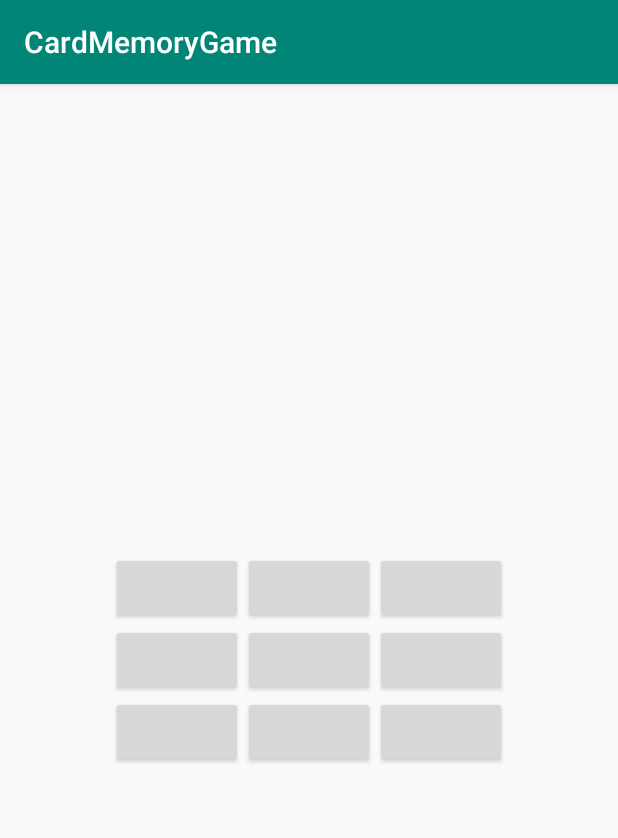
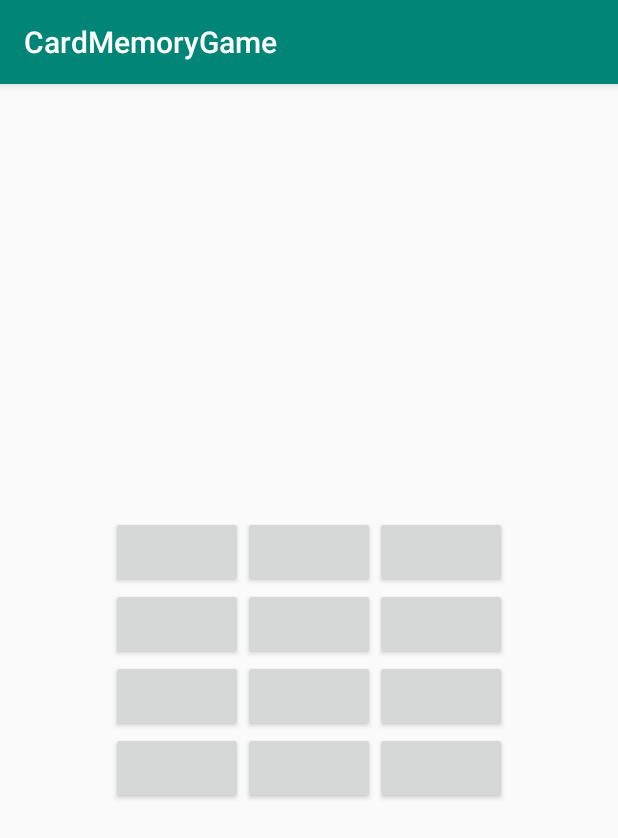
Before and after one commit to AndreaMelendez/CardMemoryGame, an Android app: the screen it shows after launch (GameScreenActivity), after a tap on "EASY", on a phone screen of 412 x 824 dp. Shown: the top 838 px of the screen. Run offline under Robolectric (Android 15) with nearby library versions, the phone set to English and light mode, and no system bars.

```diff
--- a/app/src/main/java/com/coreteam/cardmemorygame/ui/gamescreen/GameScreenActivity.kt
+++ b/app/src/main/java/com/coreteam/cardmemorygame/ui/gamescreen/GameScreenActivity.kt
@@ -3,12 +3,26 @@ package com.coreteam.cardmemorygame.ui.gamescreen
 import androidx.appcompat.app.AppCompatActivity
 import android.os.Bundle
 import android.util.Log
+import android.view.View
+import android.widget.Toast
 import com.coreteam.cardmemorygame.R
 import com.coreteam.cardmemorygame.util.EASYLEVEL
 import com.coreteam.cardmemorygame.util.EASYLEVELINT
+import kotlinx.android.synthetic.main.easy_level_screen.*
 import kotlin.random.Random
 
-class GameScreenActivity : AppCompatActivity() {
+class GameScreenActivity : AppCompatActivity(), View.OnClickListener {
+
+    var imagesOriginal = mapOf("image0" to R.drawable.ic_twotone_insert_emoticon_24px,
+        "image1" to R.drawable.ic_twotone_move_to_inbox_24px,
+        "image2" to R.drawable.ic_twotone_send_24px,
+        "image3" to R.drawable.ic_baseline_android_24px,
+        "image4" to R.drawable.ic_twotone_audiotrack_24px,
+        "image5" to R.drawable.ic_twotone_favorite_24px)
+    val results = mutableMapOf<Int, String>()
+
+    var actualCard: Int? = null
+
 
     override fun onCreate(savedInstanceState: Bundle?) {
         super.onCreate(savedInstanceState)
@@ -24,24 +38,92 @@ class GameScreenActivity : AppCompatActivity() {
         loadImagesToButtons()
     }
 
-    fun loadImagesToButtons() {
-        // TODO validate the level we are working on
-        val loop = 9
-        var array = mutableListOf( 1, 2, 3, 4, 5, 6, 7, 8, 9)
-        var images = hashMapOf(R.drawable.ic_twotone_insert_emoticon_24px to 0,
-            R.drawable.ic_twotone_move_to_inbox_24px to 0,
-            R.drawable.ic_twotone_send_24px to 0)
+    override fun onClick(v: View?) {
+        when (v) {
+            btn1 ->  {
+                assignImageToBotton(1, btn1)
+            }
+            btn2 -> {
+                assignImageToBotton(2, btn2)
+            }
+            btn3 -> {
+                assignImageToBotton(3, btn3)
+            }
+            btn4 -> {
+                assignImageToBotton(4, btn4)
+            }
+            btn5 -> {
+                assignImageToBotton(5, btn5)
+            }
+            btn6 -> {
+                assignImageToBotton(6, btn6)
+            }
+            btn7 -> {
+                assignImageToBotton(7, btn7)
+            }
+            btn8 -> {
+                assignImageToBotton(8, btn8)
+            }
+            btn9 -> {
+                assignImageToBotton(9, btn9)
+            }
+            btn10 -> {
+                assignImageToBotton(10, btn10)
+            }
+            btn11 -> {
+                assignImageToBotton(11, btn11)
+            }
+            btn12 -> {
+                assignImageToBotton(12, btn12)
+            }
+        }
+    }
 
-       while(array.size != 0){
-           var random: Int = 0
-            if (array.size == 1) {
-                random = 1
-            } else
-                random = Random.nextInt(1, array.size)
+    private fun assignImageToBotton(buttonNumber: Int, v: View)  {
+        val resource = imagesOriginal.getValue(results.getValue(buttonNumber))
+        v.setBackgroundResource(resource)
+        val action = validateCards(resource)
 
-            Log.i("TAG", random.toString())
-            array.removeAt(random -1)
+        if (!action) v.setBackgroundResource(R.drawable.ic_launcher_foreground)
+    }
+
+    private fun validateCards(resource: Int?): Boolean {
+        if (actualCard != null) {
+            if (actualCard != resource) {
+                actualCard = null
+                return false
+            }
+        } else {
+            actualCard = resource
         }
 
+        return true
+    }
+
+    private fun loadImagesToButtons() {
+        val buttons = mutableListOf(1,2,3,4,5,6,7,8,9,10,11,12)
+        val images = mutableMapOf("image0" to 0, "image1" to 0, "image2" to 0, "image3" to 0, "image4" to 0, "image5" to 0)
+
+        var loop = 0
+        var actualImage = "image$loop"
+
+        while(loop < 6) {
+
+            for (item in buttons) {
+                if (images.getValue(actualImage) < 2) {
+                    results[item] = actualImage
+                    images[actualImage] = images[actualImage]!!.plus(1)
+
+                } else break
+            }
+
+            for((key) in results) {
+                if (buttons.contains(key))
+                    buttons.remove(key)
+            }
+
+            loop++
+            actualImage = "image$loop"
+        }
     }
 }
--- /dev/null
+++ b/app/src/main/res/drawable/ic_baseline_android_24px.xml
@@ -0,0 +1,9 @@
+<vector xmlns:android="http://schemas.android.com/apk/res/android"
+    android:width="24dp"
+    android:height="24dp"
+    android:viewportWidth="24"
+    android:viewportHeight="24">
+  <path
+      android:fillColor="#FF000000"
+      android:pathData="M6,18c0,0.55 0.45,1 1,1h1v3.5c0,0.83 0.67,1.5 1.5,1.5s1.5,-0.67 1.5,-1.5L11,19h2v3.5c0,0.83 0.67,1.5 1.5,1.5s1.5,-0.67 1.5,-1.5L16,19h1c0.55,0 1,-0.45 1,-1L18,8L6,8v10zM3.5,8C2.67,8 2,8.67 2,9.5v7c0,0.83 0.67,1.5 1.5,1.5S5,17.33 5,16.5v-7C5,8.67 4.33,8 3.5,8zM20.5,8c-0.83,0 -1.5,0.67 -1.5,1.5v7c0,0.83 0.67,1.5 1.5,1.5s1.5,-0.67 1.5,-1.5v-7c0,-0.83 -0.67,-1.5 -1.5,-1.5zM15.53,2.16l1.3,-1.3c0.2,-0.2 0.2,-0.51 0,-0.71 -0.2,-0.2 -0.51,-0.2 -0.71,0l-1.48,1.48C13.85,1.23 12.95,1 12,1c-0.96,0 -1.86,0.23 -2.66,0.63L7.85,0.15c-0.2,-0.2 -0.51,-0.2 -0.71,0 -0.2,0.2 -0.2,0.51 0,0.71l1.31,1.31C6.97,3.26 6,5.01 6,7h12c0,-1.99 -0.97,-3.75 -2.47,-4.84zM10,5L9,5L9,4h1v1zM15,5h-1L14,4h1v1z"/>
+</vector>
--- /dev/null
+++ b/app/src/main/res/drawable/ic_twotone_audiotrack_24px.xml
@@ -0,0 +1,14 @@
+<vector xmlns:android="http://schemas.android.com/apk/res/android"
+    android:width="24dp"
+    android:height="24dp"
+    android:viewportWidth="24"
+    android:viewportHeight="24">
+  <path
+      android:fillColor="#FF000000"
+      android:pathData="M10,17m-2,0a2,2 0,1 1,4 0a2,2 0,1 1,-4 0"
+      android:strokeAlpha="0.3"
+      android:fillAlpha="0.3"/>
+  <path
+      android:fillColor="#FF000000"
+      android:pathData="M10,21c2.21,0 4,-1.79 4,-4L14,7h4L18,3h-6v10.55c-0.59,-0.34 -1.27,-0.55 -2,-0.55 -2.21,0 -4,1.79 -4,4s1.79,4 4,4zM10,15c1.1,0 2,0.9 2,2s-0.9,2 -2,2 -2,-0.9 -2,-2 0.9,-2 2,-2z"/>
+</vector>
--- /dev/null
+++ b/app/src/main/res/drawable/ic_twotone_favorite_24px.xml
@@ -0,0 +1,14 @@
+<vector xmlns:android="http://schemas.android.com/apk/res/android"
+    android:width="24dp"
+    android:height="24dp"
+    android:viewportWidth="24"
+    android:viewportHeight="24">
+  <path
+      android:fillColor="#FF000000"
+      android:pathData="M16.5,5c-1.54,0 -3.04,0.99 -3.56,2.36h-1.87C10.54,5.99 9.04,5 7.5,5 5.5,5 4,6.5 4,8.5c0,2.89 3.14,5.74 7.9,10.05l0.1,0.1 0.1,-0.1C16.86,14.24 20,11.39 20,8.5c0,-2 -1.5,-3.5 -3.5,-3.5z"
+      android:strokeAlpha="0.3"
+      android:fillAlpha="0.3"/>
+  <path
+      android:fillColor="#FF000000"
+      android:pathData="M16.5,3c-1.74,0 -3.41,0.81 -4.5,2.09C10.91,3.81 9.24,3 7.5,3 4.42,3 2,5.42 2,8.5c0,3.78 3.4,6.86 8.55,11.54L12,21.35l1.45,-1.32C18.6,15.36 22,12.28 22,8.5 22,5.42 19.58,3 16.5,3zM12.1,18.55l-0.1,0.1 -0.1,-0.1C7.14,14.24 4,11.39 4,8.5 4,6.5 5.5,5 7.5,5c1.54,0 3.04,0.99 3.57,2.36h1.87C13.46,5.99 14.96,5 16.5,5c2,0 3.5,1.5 3.5,3.5 0,2.89 -3.14,5.74 -7.9,10.05z"/>
+</vector>
--- a/app/src/main/res/layout/easy_level_screen.xml
+++ b/app/src/main/res/layout/easy_level_screen.xml
@@ -12,12 +12,16 @@
             android:layout_width="wrap_content" android:layout_height="wrap_content">
         <Button
                 android:id="@+id/btn1"
-                android:layout_width="wrap_content" android:layout_height="wrap_content"/>
+                android:onClick="onClick"
+                android:layout_width="wrap_content" android:layout_height="wrap_content"
+        />
         <Button
                 android:id="@+id/btn2"
+                android:onClick="onClick"
                 android:layout_width="wrap_content" android:layout_height="wrap_content"/>
         <Button
                 android:id="@+id/btn3"
+                android:onClick="onClick"
                 android:layout_width="wrap_content" android:layout_height="wrap_content"/>
     </LinearLayout>
     <LinearLayout
@@ -25,12 +29,15 @@
             android:layout_width="wrap_content" android:layout_height="wrap_content">
         <Button
                 android:id="@+id/btn4"
+                android:onClick="onClick"
                 android:layout_width="wrap_content" android:layout_height="wrap_content"/>
         <Button
                 android:id="@+id/btn5"
+                android:onClick="onClick"
                 android:layout_width="wrap_content" android:layout_height="wrap_content"/>
         <Button
                 android:id="@+id/btn6"
+                android:onClick="onClick"
                 android:layout_width="wrap_content" android:layout_height="wrap_content"/>
     </LinearLayout>
     <LinearLayout
@@ -38,12 +45,31 @@
             android:layout_width="wrap_content" android:layout_height="wrap_content">
         <Button
                 android:id="@+id/btn7"
+                android:onClick="onClick"
                 android:layout_width="wrap_content" android:layout_height="wrap_content"/>
         <Button
                 android:id="@+id/btn8"
+                android:onClick="onClick"
                 android:layout_width="wrap_content" android:layout_height="wrap_content"/>
         <Button
                 android:id="@+id/btn9"
+                android:onClick="onClick"
+                android:layout_width="wrap_content" android:layout_height="wrap_content"/>
+    </LinearLayout>
+    <LinearLayout
+            android:orientation="horizontal"
+            android:layout_width="wrap_content" android:layout_height="wrap_content">
+        <Button
+                android:id="@+id/btn10"
+                android:onClick="onClick"
+                android:layout_width="wrap_content" android:layout_height="wrap_content"/>
+        <Button
+                android:id="@+id/btn11"
+                android:onClick="onClick"
+                android:layout_width="wrap_content" android:layout_height="wrap_content"/>
+        <Button
+                android:id="@+id/btn12"
+                android:onClick="onClick"
                 android:layout_width="wrap_content" android:layout_height="wrap_content"/>
     </LinearLayout>
 
```
